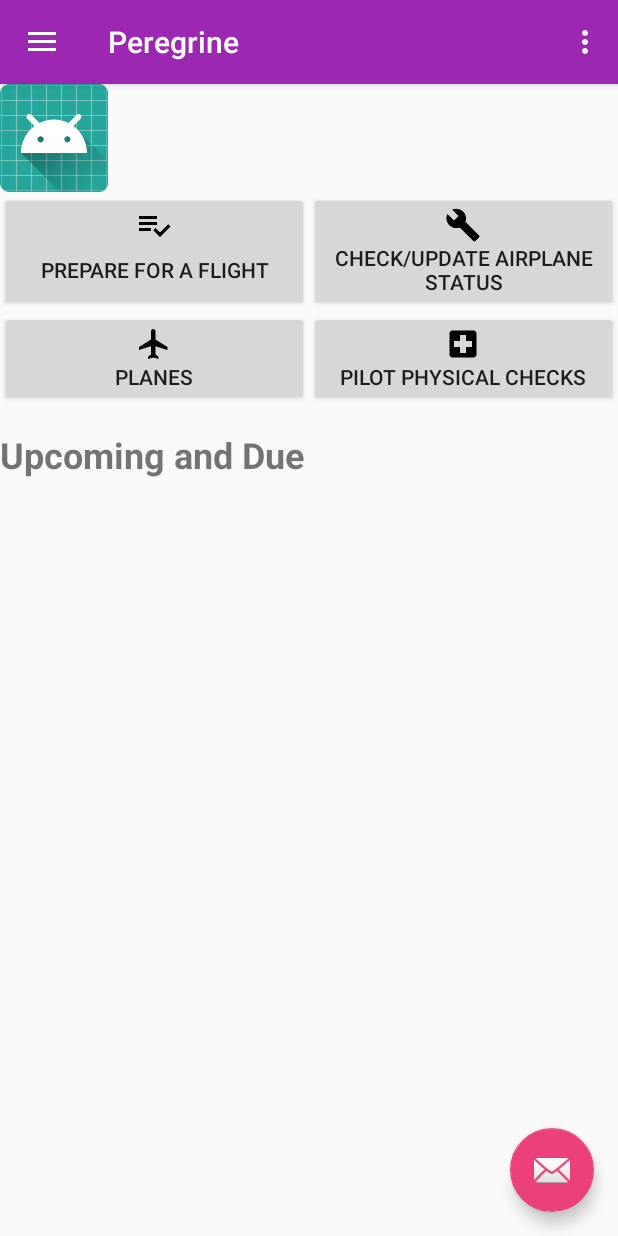
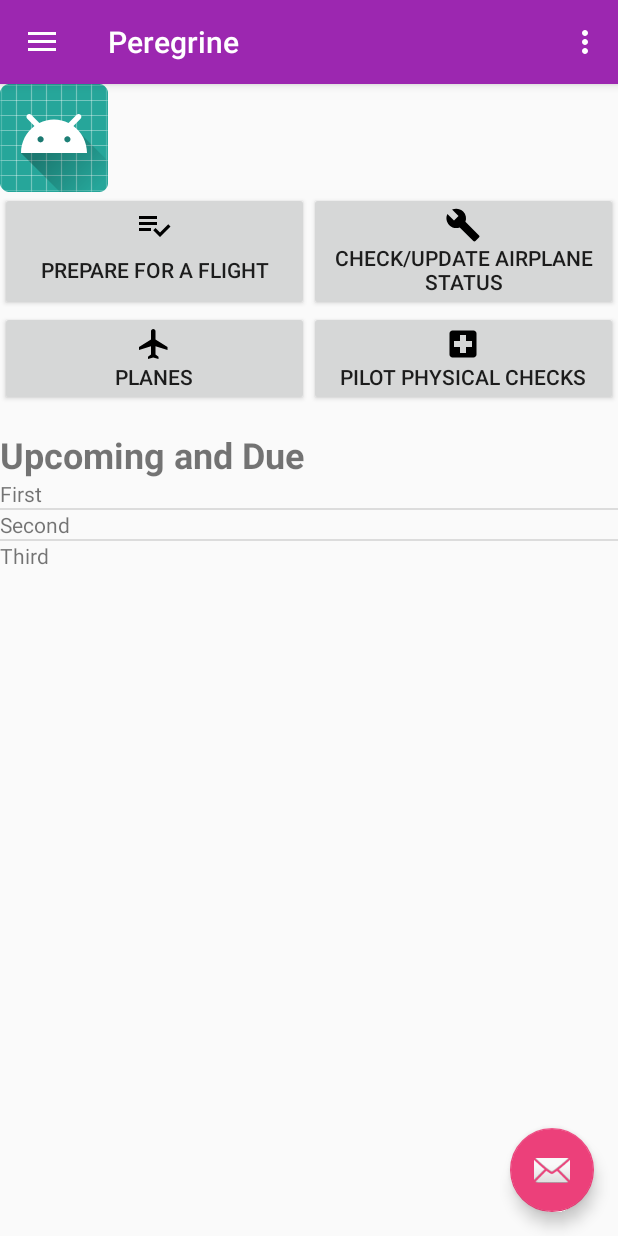
Before and after one commit to leedsjb/aviation-preflight-manager, an Android app: the screen it shows after launch (MainActivity), on a phone screen of 412 x 824 dp. Run offline under Robolectric (Android 15) with nearby library versions, the phone set to English and light mode, and no system bars; our stand-ins replace Firebase (no records; nobody signed in at launch, a user with empty details on screens opened directly).

Commit message:
basic adapter works for upcoming items

```diff
--- /dev/null
+++ b/android/app/src/main/java/edu/uw/leeds/peregrine/DueItem.java
@@ -0,0 +1,11 @@
+package edu.uw.leeds.peregrine;
+
+import java.util.Date;
+
+/**
+ * Created by saksi on 12/4/17.
+ *
+ * Abstract class for upcoming and due items.
+ */
+
+public abstract class DueItem {}
--- a/android/app/src/main/java/edu/uw/leeds/peregrine/InspectionContent.java
+++ b/android/app/src/main/java/edu/uw/leeds/peregrine/InspectionContent.java
@@ -65,14 +65,14 @@ public class InspectionContent {
      * One inspection task for aircraft airworthiness.
      */
     public static class InspectionItem {
-        public final String id;
+        public String id;
 
-        public final String title;
-        public final String description;
-        public final String requirements;
-        public final String resources;
-        public final Date dueNext;
-        public final String imageName;
+        public String title;
+        public String description;
+        public String requirements;
+        public String resources;
+        public Date dueNext;
+        public String imageName;
 
         public InspectionItem(String id,
                               String title,
--- a/android/app/src/main/java/edu/uw/leeds/peregrine/MainActivity.java
+++ b/android/app/src/main/java/edu/uw/leeds/peregrine/MainActivity.java
@@ -16,11 +16,16 @@ import android.util.Log;
 import android.view.View;
 import android.view.Menu;
 import android.view.MenuItem;
+import android.widget.ArrayAdapter;
 import android.widget.Button;
+import android.widget.ListView;
 import android.widget.TextView;
 
 import com.google.firebase.database.DatabaseReference;
 import com.google.firebase.database.FirebaseDatabase;
+
+import java.util.ArrayList;
+import java.util.List;
 
 public class MainActivity extends AppCompatActivity
         implements NavigationView.OnNavigationItemSelectedListener {
@@ -83,11 +88,29 @@ public class MainActivity extends AppCompatActivity
             }
         });
 
-        // TODO: Populate upcoming listview.
         // Connect to Firebase
         FirebaseDatabase dbInstance = FirebaseDatabase.getInstance();
         this.mDatabaseRef = dbInstance.getReference();
 
+        // TODO: Populate upcoming and due listview.
+        ListView upcomingListView = (ListView) findViewById(R.id.upcoming_list_view);
+        List<InspectionContent.InspectionItem> InspectionData = InspectionContent.ITEMS;
+        List<PilotPhysicalContent.PilotPhysicalItem> PhysicalData = PilotPhysicalContent.ITEMS;
+
+        List<String> myStringArray = new ArrayList<>();
+        myStringArray.add("First");
+        myStringArray.add("Second");
+        myStringArray.add("Third");
+        ArrayAdapter<String> adapter = new ArrayAdapter<String>(this,
+                R.layout.upcoming_and_due_list_content,
+                R.id.upcoming_item_title,
+                myStringArray);
+        upcomingListView.setAdapter(adapter);
+
+//        upcomingListView.setAdapter(upcomingAdapter);
+
+
+        // Set up Navigation Drawer
         NavigationView navigationView = (NavigationView) findViewById(R.id.navigation);
         navigationView.setNavigationItemSelectedListener(this);
         navigationView.bringToFront();
--- a/android/app/src/main/java/edu/uw/leeds/peregrine/PilotPhysicalContent.java
+++ b/android/app/src/main/java/edu/uw/leeds/peregrine/PilotPhysicalContent.java
@@ -67,14 +67,14 @@ public class PilotPhysicalContent {
      * One inspection task for pilot physical checks.
      */
     public static class PilotPhysicalItem {
-        public final String id;
+        public String id;
 
-        public final String title;
-        public final String description;
-        public final String requirements;
-        public final String resources;
-        public final Date dueNext;
-        public final String imageName;
+        public String title;
+        public String description;
+        public String requirements;
+        public String resources;
+        public Date dueNext;
+        public String imageName;
 
         public PilotPhysicalItem(String id,
                               String title,
--- /dev/null
+++ b/android/app/src/main/res/layout/upcoming_and_due_list_content.xml
@@ -0,0 +1,13 @@
+<?xml version="1.0" encoding="utf-8"?>
+<LinearLayout
+    xmlns:android="http://schemas.android.com/apk/res/android"
+    android:orientation="horizontal"
+    android:layout_width="match_parent"
+    android:layout_height="match_parent">
+
+    <TextView
+        android:layout_width="match_parent"
+        android:layout_height="wrap_content"
+        android:id="@+id/upcoming_item_title"/>
+
+</LinearLayout>
```
